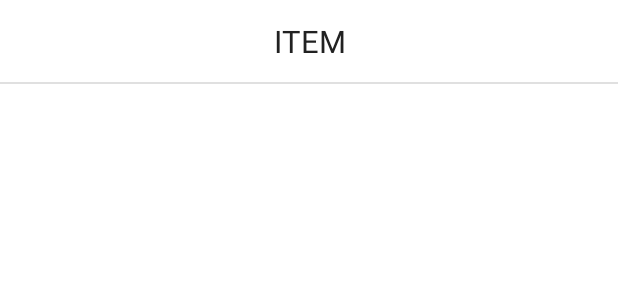
After one commit to DavinderSinghKharoud/FavCars, an Android app: the layout item_custom_list.xml on its own in the app's theme, with its tools: preview values and no code run, on a phone screen of 412 x 824 dp. The commit adds this screen. Shown: the top 300 px of the screen. Run offline under Robolectric (Android 15) with nearby library versions, the phone set to English and light mode, and no system bars.

Commit message:
Custom Dialog and Recycler view adapter

```diff
--- a/app/src/main/AndroidManifest.xml
+++ b/app/src/main/AndroidManifest.xml
@@ -9,6 +9,12 @@
         android:roundIcon="@mipmap/ic_launcher_round"
         android:supportsRtl="true"
         android:theme="@style/Theme.FavCars">
+        <activity
+        android:name=".view.activities.AddUpdateCarsActivity"
+        android:configChanges="orientation"
+        android:label="Add Car"
+        android:launchMode="singleTop"
+        android:theme="@style/Theme.FavCars.NoActionBar" />
         <activity
             android:name=".view.activities.SplashActivity"
             android:exported="true"
--- a/app/src/main/res/layout/activity_add_update_cars.xml
+++ b/app/src/main/res/layout/activity_add_update_cars.xml
@@ -53,7 +53,7 @@
                     app:srcCompat="@drawable/ic_insert_photo" />
 
                 <de.hdodenhof.circleimageview.CircleImageView
-                    android:id="@+id/iv_add_dish_image"
+                    android:id="@+id/iv_add_car_image"
                     android:layout_width="wrap_content"
                     android:layout_height="wrap_content"
                     android:layout_gravity="end|bottom"
--- /dev/null
+++ b/app/src/main/res/layout/item_custom_list.xml
@@ -0,0 +1,23 @@
+<?xml version="1.0" encoding="utf-8"?>
+<LinearLayout xmlns:android="http://schemas.android.com/apk/res/android"
+    android:layout_width="match_parent"
+    android:layout_height="wrap_content"
+    android:orientation="vertical">
+
+    <TextView
+        android:id="@+id/tv_text"
+        android:layout_width="match_parent"
+        android:layout_height="wrap_content"
+        android:background="?attr/selectableItemBackground"
+        android:gravity="center"
+        android:padding="@dimen/_10sdp"
+        android:text="@string/item_value"
+        android:textAllCaps="true"
+        android:textColor="@color/grey"
+        android:textSize="@dimen/_16sdp" />
+
+    <View
+        android:layout_width="match_parent"
+        android:layout_height="@dimen/_1sdp"
+        android:background="@color/divider_line_color"/>
+</LinearLayout>
```
Also changed, not shown: app/src/main/java/com/example/favcars/util/Constants.kt (added, +53 -0 lines), app/src/main/java/com/example/favcars/view/adapters/CustomListItemAdapter.kt (added, +40 -0 lines), app/src/main/res/drawable/ic_vector_edit.xml (added, +11 -0 lines), app/src/main/res/layout/dialog_custom_list.xml (added, +24 -0 lines), app/src/main/res/values/strings.xml (+11 -1 lines).
